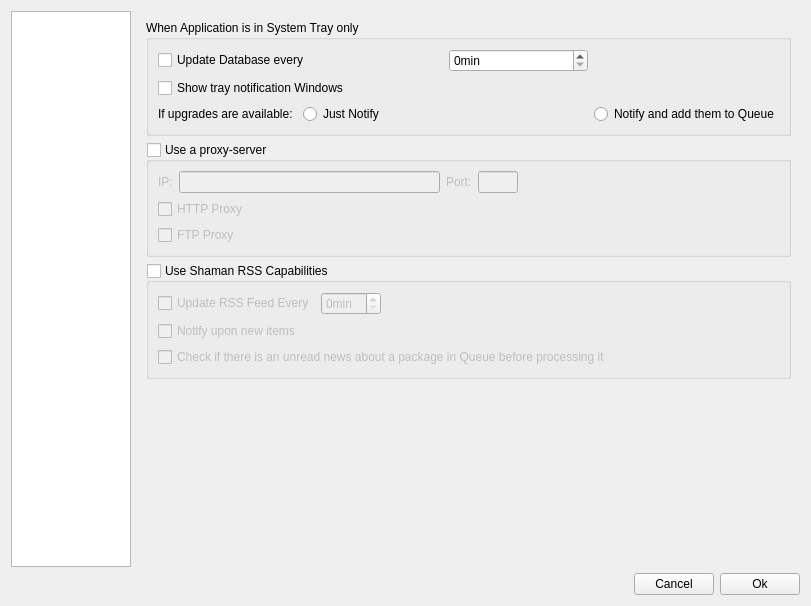
Old version of the form trunk/shaman/ui/configDialog.ui in the repository drf/shaman1.
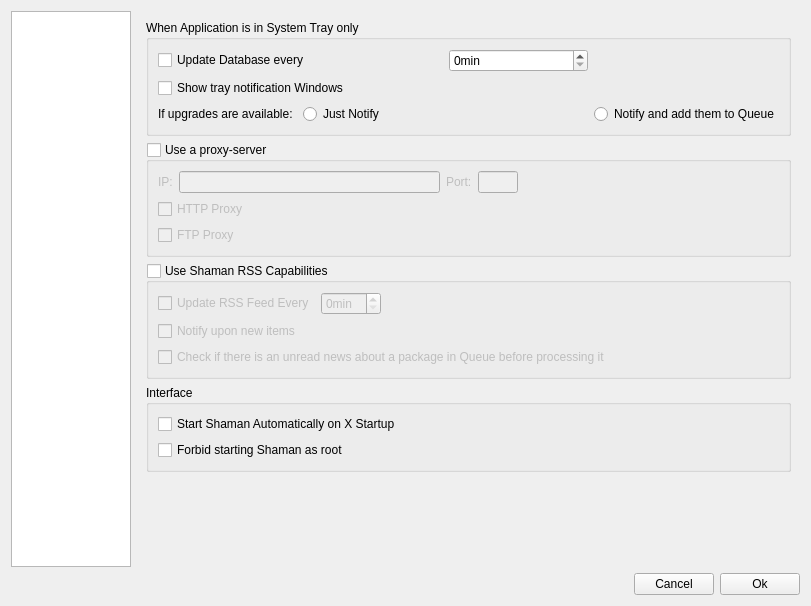
New version of the form. The open tabs and pages were chosen to show the change. Icons and pictures are not drawn.

Commit message: Autostart! and a pair of neat things

```diff
--- a/trunk/shaman/ui/configDialog.ui
+++ b/trunk/shaman/ui/configDialog.ui
@@ -1045,7 +1045,7 @@
          </layout>
         </widget>
        </item>
-       <item row="3" column="0" >
+       <item row="4" column="0" >
         <spacer>
          <property name="orientation" >
           <enum>Qt::Vertical</enum>
@@ -1058,6 +1058,29 @@
          </property>
         </spacer>
        </item>
+       <item row="3" column="0" >
+        <widget class="QGroupBox" name="groupBox_12" >
+         <property name="title" >
+          <string>Interface</string>
+         </property>
+         <layout class="QVBoxLayout" >
+          <item>
+           <widget class="QCheckBox" name="autoStartBox" >
+            <property name="text" >
+             <string>Start Shaman Automatically on X Startup</string>
+            </property>
+           </widget>
+          </item>
+          <item>
+           <widget class="QCheckBox" name="noRootBox" >
+            <property name="text" >
+             <string>Forbid starting Shaman as root</string>
+            </property>
+           </widget>
+          </item>
+         </layout>
+        </widget>
+       </item>
       </layout>
      </widget>
     </widget>
```
Left out of the diff: 6 changed lines with no effect on the pictures. The commit also changes 2 other files.
